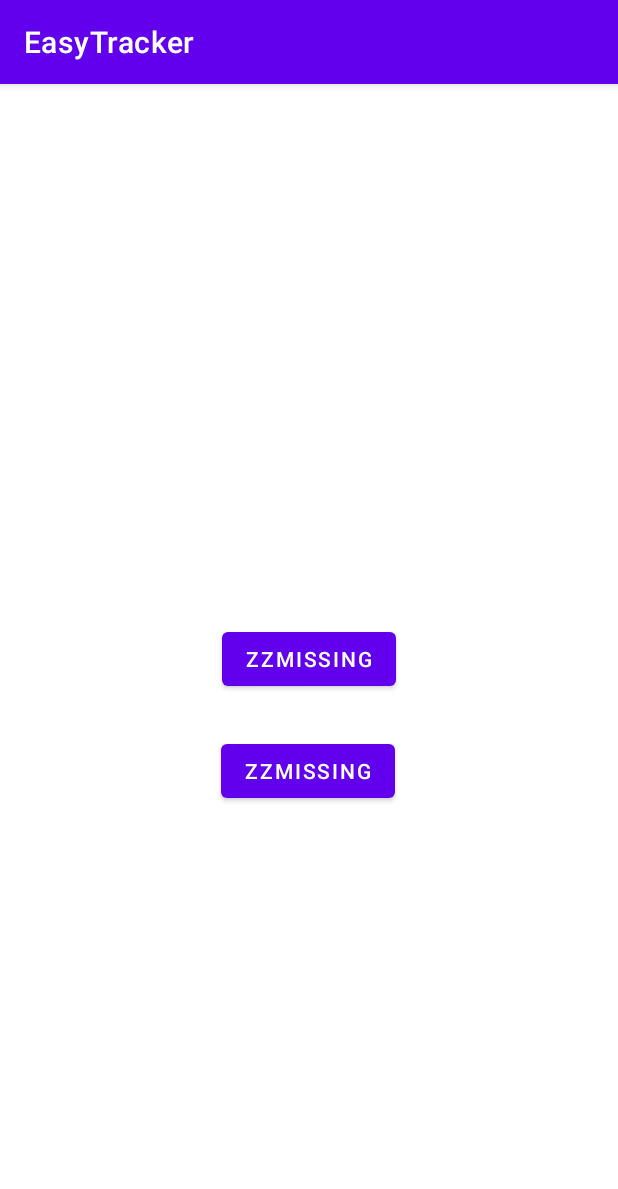
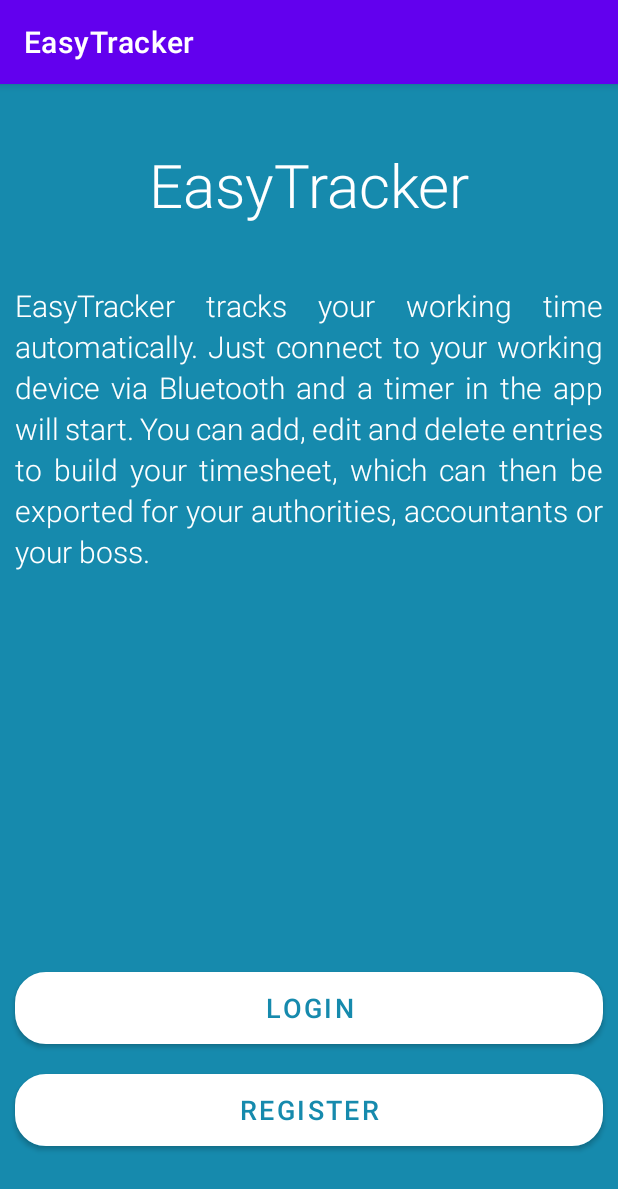
Before and after one commit to rima1005/Team_16, an Android app: the screen it shows after launch (MainActivity), on a phone screen of 412 x 824 dp. Shown: the top 1189 px of the screen. Run offline under Robolectric (Android 15) with nearby library versions, the light colour scheme and no system bars.

```diff
--- a/app/build.gradle
+++ b/app/build.gradle
@@ -40,6 +40,7 @@ dependencies {
     implementation 'com.google.android.material:material:1.3.0'
     implementation 'androidx.constraintlayout:constraintlayout:2.0.4'
     implementation "org.mindrot:jbcrypt:0.4"
+    implementation 'androidx.legacy:legacy-support-v4:1.0.0'
     testImplementation 'junit:junit:4.+'
     androidTestImplementation 'androidx.test.ext:junit:1.1.2'
     androidTestImplementation 'androidx.test.espresso:espresso-core:3.3.0'
--- a/app/src/main/java/team16/easytracker/MainActivity.kt
+++ b/app/src/main/java/team16/easytracker/MainActivity.kt
@@ -3,7 +3,6 @@ package team16.easytracker
 import android.content.Intent
 import androidx.appcompat.app.AppCompatActivity
 import android.os.Bundle
-import android.view.View
 import android.widget.Button
 
 class MainActivity : AppCompatActivity() {
--- /dev/null
+++ b/app/src/main/res/drawable/custom_button.xml
@@ -0,0 +1,11 @@
+<?xml version="1.0" encoding="utf-8"?>
+<shape
+    xmlns:android="http://schemas.android.com/apk/res/android"
+    android:shape="rectangle">
+
+    <solid android:color="#ffffff" />
+    <stroke android:width="1dp" android:color="#ffffff" />
+    <corners android:radius="20dp" />
+    <padding android:left="10dp" android:top="10dp" android:right="10dp" android:bottom="10dp" />
+
+</shape>
--- a/app/src/main/res/layout/activity_main.xml
+++ b/app/src/main/res/layout/activity_main.xml
@@ -4,28 +4,64 @@
     xmlns:tools="http://schemas.android.com/tools"
     android:layout_width="match_parent"
     android:layout_height="match_parent"
+    android:background="#168AAD"
     tools:context=".MainActivity">
 
     <Button
-        android:id="@+id/btnRegister"
-        android:layout_width="wrap_content"
+        android:id="@+id/btnLogin"
+        android:layout_width="match_parent"
         android:layout_height="wrap_content"
-        android:text="@string/btnRegister"
-        app:layout_constraintBottom_toBottomOf="parent"
-        app:layout_constraintEnd_toEndOf="parent"
-        app:layout_constraintStart_toStartOf="parent"
-        app:layout_constraintTop_toTopOf="parent"
-        app:layout_constraintVertical_bias="0.499" />
+        android:layout_marginHorizontal="10dp"
+        android:layout_marginBottom="20dp"
+        android:background="@drawable/custom_button"
+        android:text="@string/login"
+        android:textColor="#168AAD"
+        android:textSize="18sp"
+        app:backgroundTint="#ffffff"
+        app:layout_constraintBottom_toTopOf="@+id/btnRegister"
+        tools:layout_editor_absoluteX="0dp" />
 
     <Button
-        android:id="@+id/btnLogin"
-        android:layout_width="wrap_content"
+        android:id="@+id/btnRegister"
+        android:layout_width="match_parent"
         android:layout_height="wrap_content"
-        android:text="@string/btnLogin"
+        android:layout_marginHorizontal="10dp"
+        android:layout_marginBottom="60dp"
+        android:background="@drawable/custom_button"
+        android:text="@string/register"
+        android:textColor="#168AAD"
+        android:textSize="18sp"
+        app:backgroundTint="#ffffff"
         app:layout_constraintBottom_toBottomOf="parent"
-        app:layout_constraintEnd_toEndOf="parent"
-        app:layout_constraintHorizontal_bias="0.498"
-        app:layout_constraintStart_toStartOf="parent"
+        tools:layout_editor_absoluteX="0dp" />
+
+    <TextView
+        android:id="@+id/tvStartScreenEasyTracker"
+        android:layout_width="match_parent"
+        android:layout_height="wrap_content"
+        android:layout_marginHorizontal="10dp"
+        android:layout_marginTop="40dp"
+        android:fontFamily="sans-serif-light"
+        android:gravity="center_horizontal"
+        android:text="EasyTracker"
+        android:textColor="#ffffff"
+        android:textSize="40sp"
         app:layout_constraintTop_toTopOf="parent"
-        app:layout_constraintVertical_bias="0.603" />
+        tools:layout_editor_absoluteX="9dp" />
+
+    <TextView
+        android:id="@+id/tvStartScreenDescription"
+        android:layout_width="match_parent"
+        android:layout_height="wrap_content"
+        android:layout_marginHorizontal="10dp"
+        android:layout_marginTop="40dp"
+        android:fontFamily="sans-serif-light"
+        android:justificationMode="inter_word"
+        android:lineSpacingExtra="4sp"
+        android:text="EasyTracker tracks your working time automatically. Just connect to your working device via Bluetooth and a timer in the app will start. You can add, edit and delete entries to build your timesheet, which can then be exported for your authorities, accountants or your boss."
+        android:textColor="#ffffff"
+        android:textSize="20sp"
+        app:layout_constraintTop_toBottomOf="@+id/tvStartScreenEasyTracker"
+        tools:layout_editor_absoluteX="10dp" />
+
 </androidx.constraintlayout.widget.ConstraintLayout>
--- a/app/src/main/res/layout/loginactivity.xml
+++ b/app/src/main/res/layout/loginactivity.xml
@@ -20,7 +20,7 @@
             android:layout_margin="10dp"
             android:fontFamily="sans-serif-light"
             android:gravity="center"
-            android:text="@string/btnLogin"
+            android:text="@string/login"
             android:textColor="#000"
             android:textSize="40sp" />
 
@@ -131,7 +131,7 @@
             android:layout_marginBottom="10dp"
             android:background="#168AAD"
             android:fontFamily="sans-serif-light"
-            android:text="@string/btnLogin"
+            android:text="@string/login"
             android:textColor="#FFFFFF"
             app:backgroundTint="#168AAD" />
 
```
Also changed, not shown: app/src/main/java/team16/easytracker/CreateTracking.kt (added, +52 -0 lines), app/src/main/java/team16/easytracker/Login.kt (+15 -3 lines), app/src/main/java/team16/easytracker/Register.kt (+62 -124 lines), app/src/main/res/layout/fragment_create_tracking.xml (added, +14 -0 lines).
